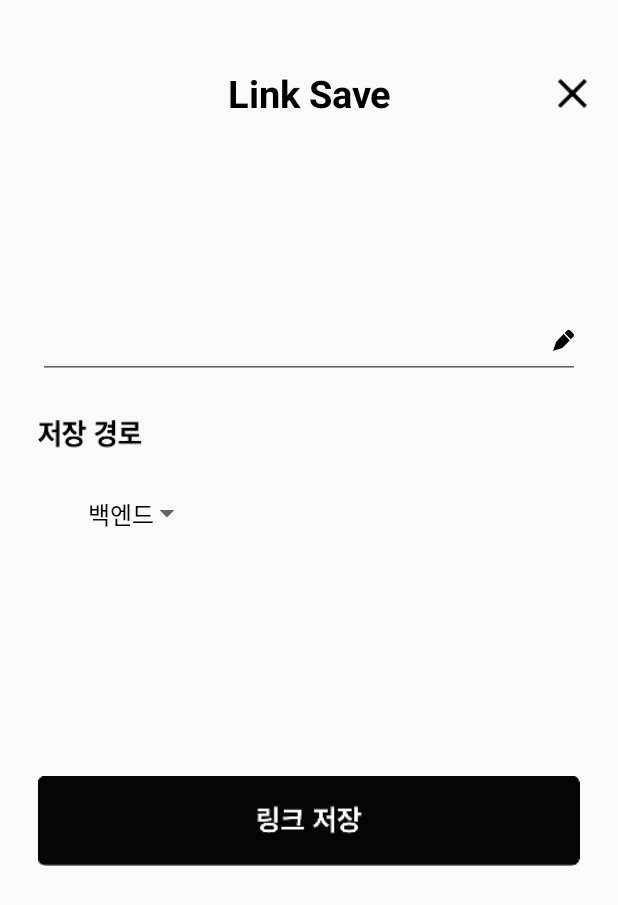
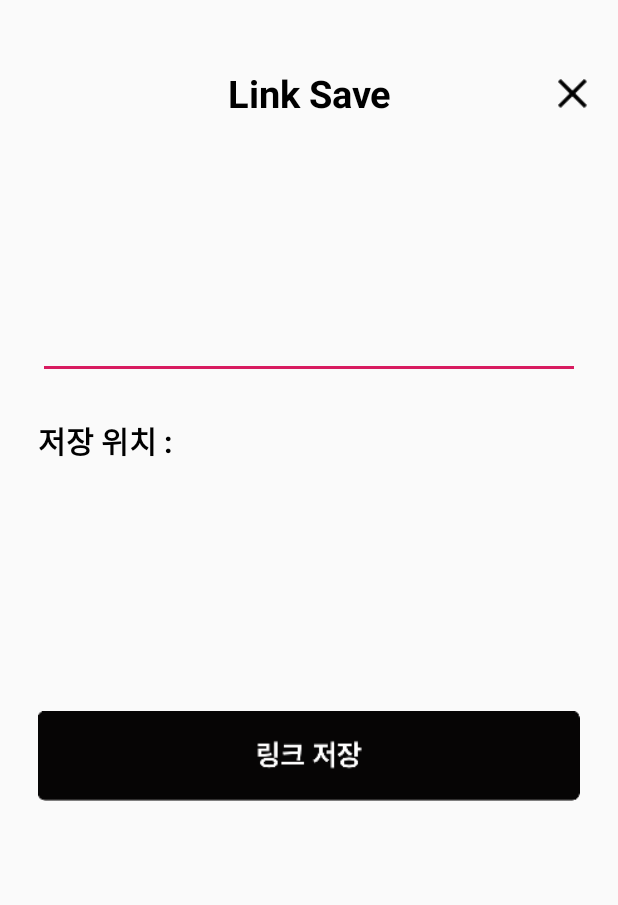
Before and after one commit to mash-up-kr/MoLink-Anroid, an Android app: the ShareActivity screen opened directly, with no data from a screen before it, on a phone screen of 412 x 824 dp. Shown: the top 905 px of the screen. Run offline under Robolectric (Android 15) with nearby library versions, the phone set to English and light mode, and no system bars; our stand-ins replace Room's generated code, RxJava; 1 statement that could not run was skipped.

Commit message:
1차 배포 업데이트

```diff
--- a/app/src/main/java/com/mashup/molink/BaseApplication.kt
+++ b/app/src/main/java/com/mashup/molink/BaseApplication.kt
@@ -18,9 +18,6 @@
         DEBUG = isDebuggable(this)
     }
 
-    // Z
-
-    // ABC
     /**
      * get Debug Mode
      *
--- a/app/src/main/java/com/mashup/molink/data/MoLinkDataBase.kt
+++ b/app/src/main/java/com/mashup/molink/data/MoLinkDataBase.kt
@@ -24,7 +24,7 @@
                         context.applicationContext,
                         MoLinkDataBase::class.java,
                         "molink.db")
-                        //TODO 테스트용 - 빌드 시 마다 기존 데이터베이스 삭제
+                        //테스트용 : 빌드 시 마다 기존 데이터베이스 삭제
                         //.fallbackToDestructiveMigration()
                         .build()
                 }
--- a/app/src/main/java/com/mashup/molink/detail/LinkAndFolderAdapter.kt
+++ b/app/src/main/java/com/mashup/molink/detail/LinkAndFolderAdapter.kt
@@ -40,7 +40,6 @@
     }
 
     fun setItems(items: MutableList<LinkAndFolderModel>) {
-        Dlog.d("setItems items : ${items.size}")
         this.items = items
         notifyDataSetChanged()
     }
@@ -56,7 +55,6 @@
                 break
             }
         }
-        Dlog.d("addFolder index : $index")
         items.add(index, temp)
         notifyItemInserted(index)
     }
--- /dev/null
+++ b/app/src/main/java/com/mashup/molink/share/SelectFolderAdapter.kt
@@ -0,0 +1,60 @@
+package com.mashup.molink.share
+
+import android.view.LayoutInflater
+import android.view.View
+import android.view.ViewGroup
+import android.widget.ImageView
+import android.widget.LinearLayout
+import android.widget.TextView
+import androidx.recyclerview.widget.RecyclerView
+import com.mashup.molink.R
+import com.mashup.molink.data.Folder
+
+class SelectFolderAdapter : RecyclerView.Adapter<SelectFolderAdapter.FolderViewHolder>() {
+
+    private var items: MutableList<Folder> = mutableListOf()
+
+    private var listener: ItemClickListener? = null
+
+    override fun onCreateViewHolder(parent: ViewGroup, viewType: Int) =
+        FolderViewHolder(
+            LayoutInflater.from(parent.context).inflate(
+                R.layout.item_select_folder,
+                parent,
+                false
+            )
+        )
+
+    override fun getItemCount() = items.size
+
+    override fun onBindViewHolder(holder: FolderViewHolder, position: Int) {
+        items[position].let { item ->
+
+            holder.tvTitle.text =  item.name
+
+            holder.itemView.setOnClickListener {
+                listener?.onItemClick(item)
+            }
+        }
+    }
+
+    fun setItem(items : MutableList<Folder>) {
+        this.items = items
+        notifyDataSetChanged()
+    }
+
+    fun setItemClickListener(listener: ItemClickListener) {
+        this.listener = listener
+    }
+
+    interface ItemClickListener {
+
+        fun onItemClick(folder: Folder)
+    }
+
+    class FolderViewHolder(itemView: View) : RecyclerView.ViewHolder(itemView) {
+
+        val tvTitle: TextView = itemView.findViewById(R.id.tvItemSelectFolderTitle)
+    }
+
+}
--- a/app/src/main/java/com/mashup/molink/share/ShareActivity.kt
+++ b/app/src/main/java/com/mashup/molink/share/ShareActivity.kt
@@ -1,54 +1,73 @@
 package com.mashup.molink.share
 
-import android.app.Activity
 import android.content.Intent
 import android.os.AsyncTask
-import android.os.Build
 import android.os.Bundle
 import android.text.method.ScrollingMovementMethod
-import android.view.MotionEvent
-import android.view.View
-import androidx.annotation.RequiresApi
 import androidx.appcompat.app.AppCompatActivity
-import androidx.recyclerview.widget.GridLayoutManager
-import com.mashup.molink.R
-import com.mashup.molink.main.MainActivity
+import androidx.recyclerview.widget.StaggeredGridLayoutManager
+import com.mashup.molink.data.Folder
+import com.mashup.molink.data.Link
+import com.mashup.molink.data.MoLinkDataBase
 import com.mashup.molink.utils.Dlog
+import io.reactivex.Completable
+import io.reactivex.android.schedulers.AndroidSchedulers
+import io.reactivex.disposables.CompositeDisposable
+import io.reactivex.schedulers.Schedulers
 import kotlinx.android.synthetic.main.activity_share.*
+import org.jetbrains.anko.toast
 import org.jsoup.Jsoup
+
 
 class ShareActivity : AppCompatActivity() {
 
-    @RequiresApi(Build.VERSION_CODES.O)
+    /**
+     * Make by Black JIn
+     */
+    private val linkDao by lazy { MoLinkDataBase.getInstance(this).getLinkDao() }
+
+    private val folderDao by lazy { MoLinkDataBase.getInstance(this).getFolderDao() }
+
+    private val selectAdapter = SelectFolderAdapter()
+
+    private val compositeDisposable = CompositeDisposable()
+
+    private var selectedFolder: Folder? = null
+
     override fun onCreate(savedInstanceState: Bundle?) {
         super.onCreate(savedInstanceState)
-        setContentView(R.layout.activity_share)
+        setContentView(com.mashup.molink.R.layout.activity_share)
 
         tvSharedUrl.movementMethod = ScrollingMovementMethod()
 
         getLinkUrl()
 
-        var hashTagsArray =arrayListOf<String>()
+        initRecyclerView()
+        loadFolders()
+
+        var hashTagsArray = arrayListOf<String>()
 
         //링크 저장 버튼 클릭시
         btnLinkSave.setOnClickListener {
 
-            var intent = Intent(this@ShareActivity, MainActivity::class.java)
+            /*var intent = Intent(this@ShareActivity, MainActivity::class.java)
             intent.putExtra("sharedUrl", tvSharedUrl.text)
             intent.putExtra("sharedTitle", etSharedTitle.text)
-            //intent.putExtra("hashTags",hashTagsArray)
+            intent.putExtra("hashTags",hashTagsArray)
             setResult(Activity.RESULT_OK, intent)
 
-            finish()
+            finish()*/
+            saveLink()
+
         }
 
         // x 버튼 클릭 시
-        btnShareActivityCancel.setOnClickListener{
+        btnShareActivityCancel.setOnClickListener {
             finish()
         }
 
         //제목 수정
-        etSharedTitle.focusable = View.NOT_FOCUSABLE
+        /*etSharedTitle.focusable = View.NOT_FOCUSABLE
         etSharedTitle.isClickable = false
 
         etSharedTitle.setOnTouchListener(object : View.OnTouchListener {
@@ -68,7 +87,7 @@
                 }
                 return false
             }
-        })
+        })*/
 
 
         //해쉬태그 추가
@@ -102,20 +121,24 @@
         */
 
         //저장 경로 설정
-        recyclerviewStoreRoute.adapter = StoreRouteAdapter(this)
-        recyclerviewStoreRoute.layoutManager = GridLayoutManager(this, 3)
+        //recyclerviewStoreRoute.adapter = StoreRouteAdapter(this)
+        //recyclerviewStoreRoute.layoutManager = GridLayoutManager(this, 3)
 
 
     }
 
-    private fun getLinkUrl(){
+    override fun onDestroy() {
+        compositeDisposable.clear()
+        super.onDestroy()
+    }
+    private fun getLinkUrl() {
 
         val intent = intent
         val action = intent.action
         val type = intent.type
 
-        var sharedText : String?
-        var url : String?
+        var sharedText: String?
+        var url: String?
 
         if (Intent.ACTION_SEND == action && type != null) {
             if ("text/plain" == type) {
@@ -133,7 +156,7 @@
 
     private fun getMetaDataFromUrl(url: String?) {
 
-        var async = object : AsyncTask<Void,Void,org.jsoup.nodes.Document>(){
+        var async = object : AsyncTask<Void, Void, org.jsoup.nodes.Document>() {
             override fun doInBackground(vararg params: Void?): org.jsoup.nodes.Document {
                 val doc = Jsoup.connect(url).get()
                 Dlog.d(doc.toString())
@@ -178,4 +201,72 @@
          */
 
     }
+
+    /**
+     *  Make by Black JIn
+     */
+    private fun initRecyclerView(){
+
+        val staggeredGridLayoutManager = StaggeredGridLayoutManager(4, StaggeredGridLayoutManager.HORIZONTAL)
+
+        with(recyclerviewStoreRoute) {
+            layoutManager = staggeredGridLayoutManager
+            adapter = selectAdapter
+        }
+
+        selectAdapter.setItemClickListener(object : SelectFolderAdapter.ItemClickListener {
+
+            override fun onItemClick(folder: Folder) {
+
+                selectedFolder = folder
+                tvStoreRouteFolder.text = folder.name
+            }
+
+        })
+    }
+
+    private fun loadFolders() {
+
+        folderDao
+            .getAllFolders()
+            .subscribeOn(Schedulers.io())
+            .observeOn(AndroidSchedulers.mainThread())
+            .subscribe({
+
+                selectedFolder = it[0]
+                tvStoreRouteFolder.text = selectedFolder?.name
+
+                selectAdapter.setItem(it.toMutableList())
+
+        }){
+            Dlog.e(it.message)
+        }.also {
+            compositeDisposable.add(it)
+        }
+    }
+
+    private fun saveLink() {
+
+        val url = tvSharedUrl.text.toString()
+        val name = etSharedTitle.text.toString()
+
+        if (title.isEmpty()) {
+            toast("제목을 입력해 주세요.")
+        } else {
+
+            val link = Link(name = name, url = url, folderId = selectedFolder?.id)
+
+            Completable.fromCallable {
+                linkDao.insert(link)
+            }.subscribeOn(Schedulers.io())
+                .observeOn(AndroidSchedulers.mainThread())
+                .subscribe {
+                    toast("${selectedFolder?.name}에 링크 저장 성공!")
+                    finish()
+                }.also {
+                    compositeDisposable.add(it)
+                }
+
+        }
+    }
 }
--- a/app/src/main/java/com/mashup/molink/splash/SplashActivity.kt
+++ b/app/src/main/java/com/mashup/molink/splash/SplashActivity.kt
@@ -19,7 +19,7 @@
         super.onCreate(savedInstanceState)
 
         setContentView(R.layout.activity_splash)
-        Handler().postDelayed(splashhandler(), 3000)
+        Handler().postDelayed(splashhandler(), 2000)
     }
 
     inner class splashhandler: Runnable{
--- a/app/src/main/res/layout/activity_share.xml
+++ b/app/src/main/res/layout/activity_share.xml
@@ -2,7 +2,6 @@
 <RelativeLayout
         xmlns:android="http://schemas.android.com/apk/res/android"
         xmlns:tools="http://schemas.android.com/tools"
-        xmlns:app="http://schemas.android.com/apk/res-auto"
         android:layout_width="match_parent"
         android:layout_height="match_parent"
         android:orientation="vertical">
@@ -40,7 +39,7 @@
             android:fillViewport="true">
 
         <RelativeLayout android:layout_width="match_parent"
-                      android:layout_height="match_parent">
+                      android:layout_height="wrap_content">
 
             <TextView
                     android:id="@+id/tvSharedUrl"
@@ -57,19 +56,17 @@
 
             <EditText
                     android:id="@+id/etSharedTitle"
-                    android:maxLines="1"
                     android:singleLine="true"
                     android:layout_width="match_parent"
                     android:layout_height="50dp"
                     android:textSize="20sp"
                     android:textColor="@color/black"
-                    android:lineSpacingExtra="18sp"
                     android:layout_alignStart="@+id/tvSharedUrl"
                     android:layout_alignEnd="@+id/tvSharedUrl"
                     android:layout_marginTop="30dp"
                     android:layout_below="@+id/tvSharedUrl"
-                    android:inputType=""
-                    android:drawableRight="@drawable/compose"/>
+                    android:inputType="text"/>
+
 <!-- 해쉬태그 기능 제외
             <TextView
                     android:id="@+id/tvHashTagTitle"
@@ -102,12 +99,27 @@
 -->
             <TextView
                     android:id="@+id/tvStoreRouteTitle"
-                    android:layout_width="70sp"
-                    android:layout_height="23sp"
-                    android:background="@drawable/stored_root"
+                    android:layout_width="wrap_content"
+                    android:layout_height="wrap_content"
+                    android:text="저장 위치 : "
+                    android:textSize="20dp"
+                    android:textColor="@color/black"
+                    android:textStyle="bold"
                     android:layout_marginTop="26dp"
                     android:layout_marginStart="0dp"
                     android:layout_alignStart="@+id/etSharedTitle" android:layout_below="@+id/etSharedTitle"/>
+
+            <TextView
+                    android:id="@+id/tvStoreRouteFolder"
+                    android:layout_width="wrap_content"
+                    android:layout_height="wrap_content"
+                    android:textSize="20dp"
+                    android:textColor="@color/black"
+                    android:textStyle="bold"
+                    android:layout_marginTop="26dp"
+                    android:layout_marginStart="10dp"
+                    android:layout_toRightOf="@+id/tvStoreRouteTitle" android:layout_below="@+id/etSharedTitle"
+                    tools:text="folder"/>
 
             <androidx.recyclerview.widget.RecyclerView
                     android:id="@+id/recyclerviewStoreRoute"
--- a/app/src/main/res/layout/item_link.xml
+++ b/app/src/main/res/layout/item_link.xml
@@ -58,6 +58,7 @@
 
         <ImageView
                 android:id="@+id/ivItemLinkModify"
+                android:visibility="gone"
                 android:src="@drawable/ic_dot"
                 android:layout_width="wrap_content"
                 android:layout_height="wrap_content"
```
Also changed, not shown: app/src/main/AndroidManifest.xml (+21 -10 lines), app/src/main/java/com/mashup/molink/detail/DetailActivity.kt (+16 -51 lines), app/src/main/java/com/mashup/molink/detail/NavFolderAdapter.kt (+8 -6 lines), app/src/main/java/com/mashup/molink/main/MainActivity.kt (+7 -0 lines), app/src/main/res/drawable/drawable_black_stroke_rad_4.xml (added, +12 -0 lines), app/src/main/res/layout/item_select_folder.xml (added, +19 -0 lines), 2 other files.
